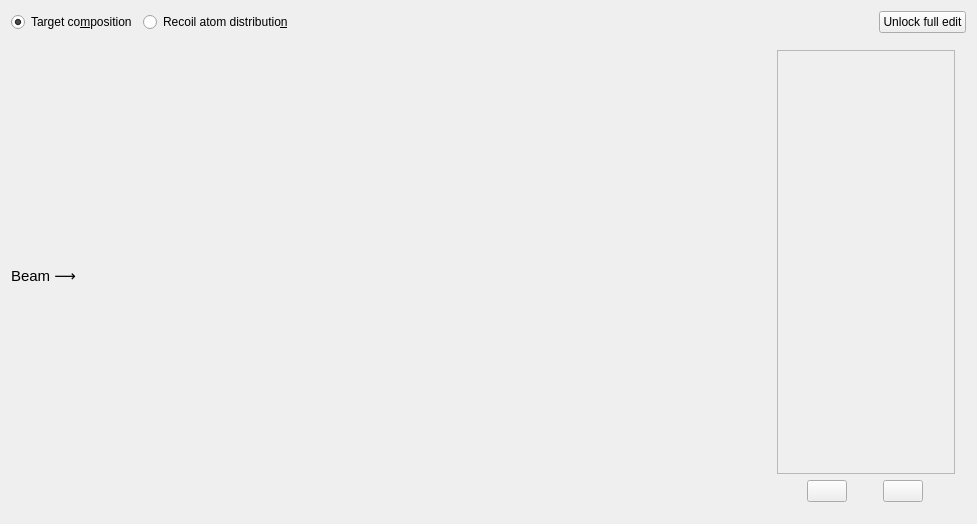
Old version of the form ui_files/ui_target_widget.ui in the repository JYU-IBA/potku.
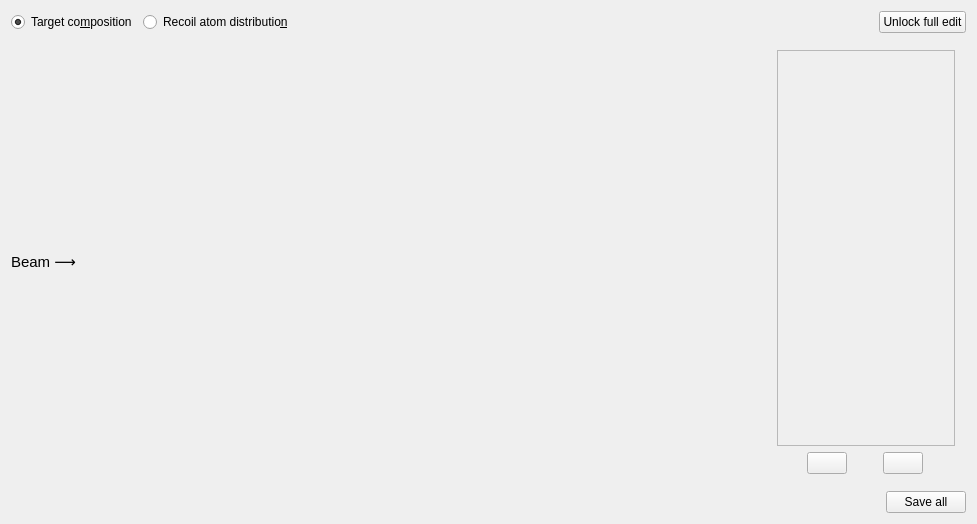
New version of the form. Icons and pictures are not drawn.

Commit message: Now the target can be saved when the 'Save all' button is pressed in the ui. Also did some code cleanup.

Diff of the .ui file:
```diff
--- a/ui_files/ui_target_widget.ui
+++ b/ui_files/ui_target_widget.ui
@@ -110,8 +110,8 @@
             <rect>
              <x>0</x>
              <y>0</y>
-             <width>180</width>
-             <height>421</height>
+             <width>176</width>
+             <height>364</height>
             </rect>
            </property>
           </widget>
@@ -172,6 +172,30 @@
      </item>
     </layout>
    </item>
+   <item>
+    <layout class="QHBoxLayout" name="horizontalLayout_4">
+     <item>
+      <spacer name="horizontalSpacer_2">
+       <property name="orientation">
+        <enum>Qt::Horizontal</enum>
+       </property>
+       <property name="sizeHint" stdset="0">
+        <size>
+         <width>40</width>
+         <height>20</height>
+        </size>
+       </property>
+      </spacer>
+     </item>
+     <item>
+      <widget class="QPushButton" name="saveButton">
+       <property name="text">
+        <string>Save all</string>
+       </property>
+      </widget>
+     </item>
+    </layout>
+   </item>
   </layout>
  </widget>
  <layoutdefault spacing="6" margin="11"/>
```
The commit also changes 13 other files.
